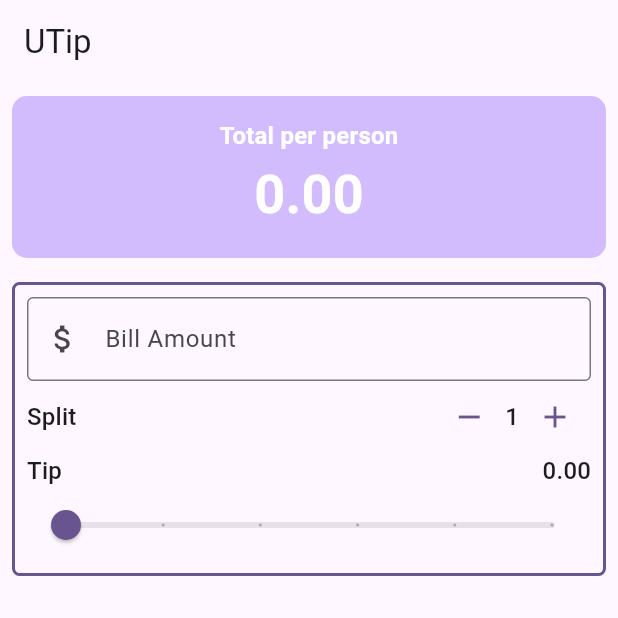
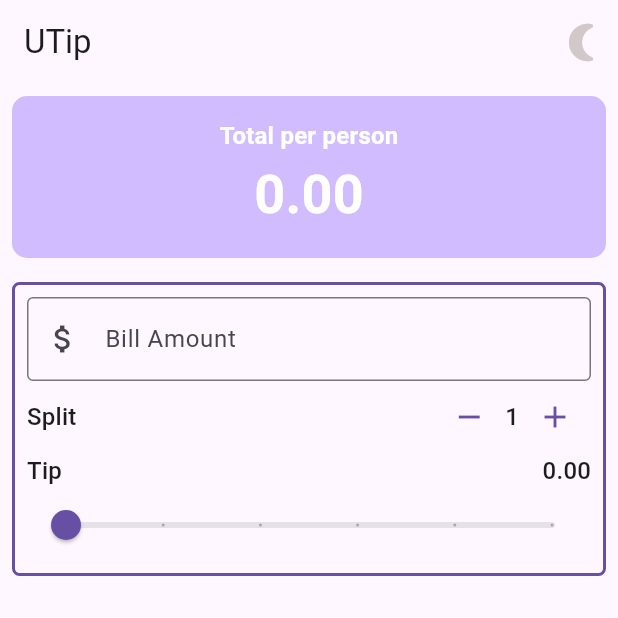
Before and after one commit to Mr-Nuruzzaman/utip, a Flutter app: the screen it shows after launch, on a phone screen of 412 x 824 dp, the top half of it. Run offline on Flutter 3.47's test engine with Material 3 defaults, Android fonts, the phone set to English and light mode, and no system bars.

Commit message:
Added Theme Provider with Dark and Light mood.

```diff
--- a/lib/main.dart
+++ b/lib/main.dart
@@ -1,5 +1,6 @@
 import 'package:flutter/material.dart';
 import 'package:provider/provider.dart';
+import 'package:utip/providers/ThemeProvider.dart';
 import 'package:utip/providers/TipCalculatorModel.dart';
 import 'package:utip/widgets/bill_amount_feild.dart';
 import 'package:utip/widgets/person_counter.dart';
@@ -8,8 +9,12 @@ import 'package:utip/widgets/tip_slider.dart';
 import 'package:utip/widgets/total_per_person.dart';
 
 void main() {
-  runApp(ChangeNotifierProvider(
-      create: (context) => TipCalculatorModel(), child: const MyApp()));
+  runApp(
+    MultiProvider(providers: [
+      ChangeNotifierProvider(create: (context) => TipCalculatorModel()),
+      ChangeNotifierProvider(create: (context) => ThemeProvider()),
+    ], child: const MyApp()),
+  );
 }
 
 class MyApp extends StatelessWidget {
@@ -18,12 +23,15 @@ class MyApp extends StatelessWidget {
   // This widget is the root of your application.
   @override
   Widget build(BuildContext context) {
+    final themeProvider = Provider.of<ThemeProvider>(context);
     return MaterialApp(
       title: 'UTip App',
-      theme: ThemeData(
-        colorScheme: ColorScheme.fromSeed(seedColor: Colors.deepPurple),
-        useMaterial3: true,
-      ),
+      theme: themeProvider.currentTheme,
+      // theme: ThemeData(
+      //   colorScheme: ColorScheme.fromSeed(
+      //       seedColor: const Color.fromARGB(255, 174, 163, 192)),
+      //   useMaterial3: true,
+      // ),
       home: const UTip(),
     );
   }
@@ -42,11 +50,32 @@ class _UTipState extends State<UTip> {
     final model = Provider.of<TipCalculatorModel>(context);
     double total = model.totalPerPerson;
     var theme = Theme.of(context);
+
+    final themeProvider = Provider.of<ThemeProvider>(context);
+    // print("Curent Theme: ${themeProvider.currentTheme.toString()}");
     final style = theme.textTheme.titleMedium!.copyWith(
         color: theme.colorScheme.onPrimary, fontWeight: FontWeight.bold);
     return Scaffold(
         appBar: AppBar(
           title: const Text('UTip'),
+          actions: [
+            StatefulBuilder(
+              builder: (context, setState) {
+                return IconButton(
+                  icon: Icon(
+                    themeProvider.isDarkMode
+                        ? Icons.sunny
+                        : Icons.nightlight_round,
+                    color: const Color.fromARGB(255, 209, 201, 201),
+                  ),
+                  iconSize: 30.0,
+                  onPressed: () {
+                    themeProvider.toggleTheme();
+                  },
+                );
+              },
+            ),
+          ],
         ),
         body: Column(
           crossAxisAlignment: CrossAxisAlignment.stretch,
--- /dev/null
+++ b/lib/providers/ThemeProvider.dart
@@ -0,0 +1,16 @@
+import 'package:flutter/material.dart';
+
+class ThemeProvider with ChangeNotifier {
+  bool _isDarkMode = false;
+
+  bool get isDarkMode => _isDarkMode;
+
+  void toggleTheme() {
+    _isDarkMode = !_isDarkMode;
+    notifyListeners();
+  }
+
+  ThemeData get currentTheme {
+    return _isDarkMode ? ThemeData.dark() : ThemeData.light();
+  }
+}
```
